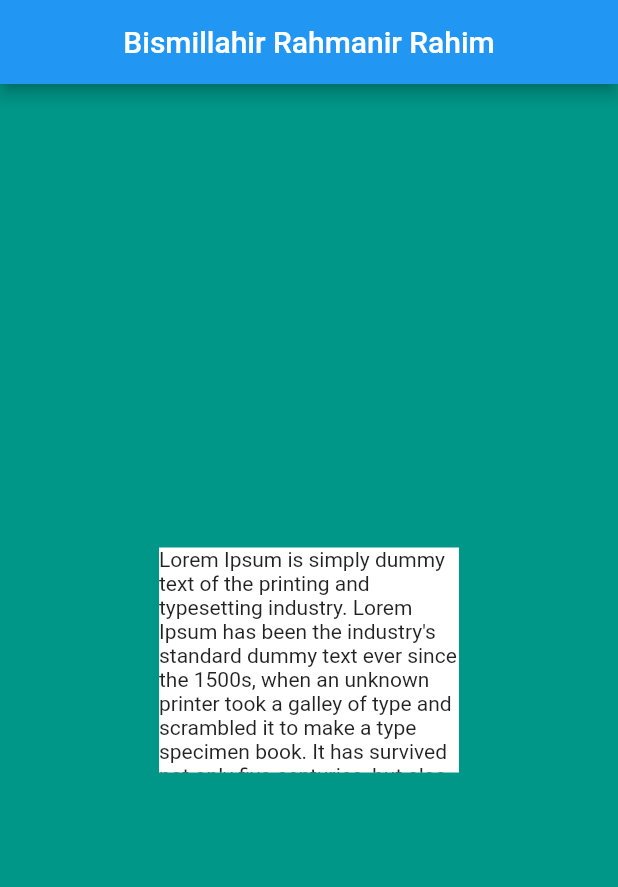
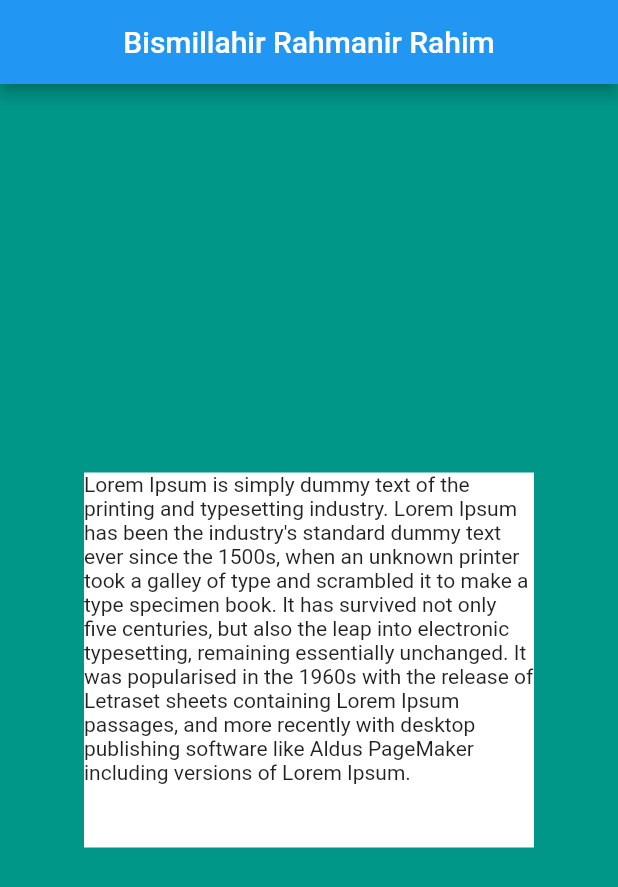
Before and after one commit to syedashiqbd/mi_card_flutter_office-pc, a Flutter app: the screen it shows after launch, on a phone screen of 412 x 824 dp. Shown: the top 887 px of the screen. Run offline on Flutter 3.47's test engine with Material 2 defaults, Android fonts, the phone set to English and light mode, and no system bars.

Commit message:
21-12-21

```diff
--- a/lib/main.dart
+++ b/lib/main.dart
@@ -15,8 +15,8 @@ class MyApp extends StatelessWidget {
         body:SafeArea(
           child: Center(
             child: Container(
-              height: 150.0,
-              width: 200.0,
+              height: 250.0,
+              width: 300.0,
               color: Colors.white,
               child:Text("Lorem Ipsum is simply dummy text of the printing and typesetting industry. Lorem Ipsum has been the industry's standard dummy text ever since the 1500s, when an unknown printer took a galley of type and scrambled it to make a type specimen book. It has survived not only five centuries, but also the leap into electronic typesetting, remaining essentially unchanged. It was popularised in the 1960s with the release of Letraset sheets containing Lorem Ipsum passages, and more recently with desktop publishing software like Aldus PageMaker including versions of Lorem Ipsum."),
             ),
```
